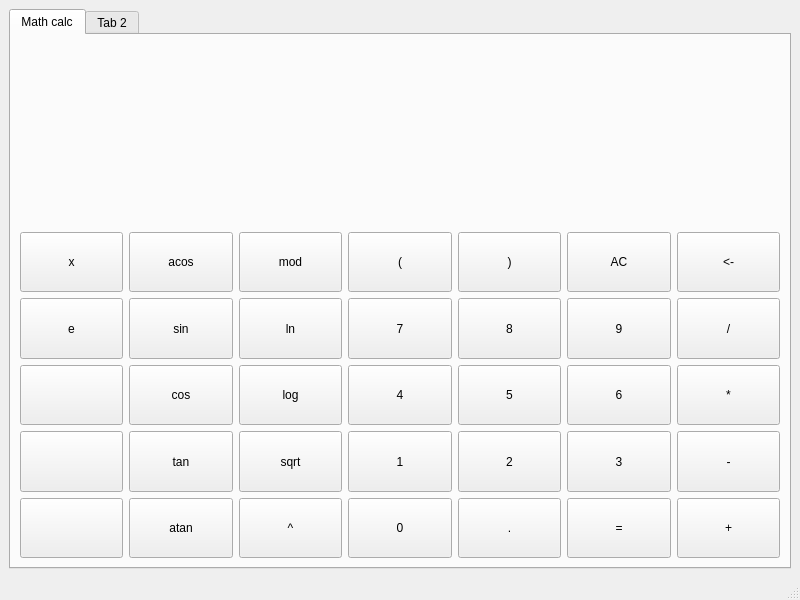
Old version of the form src/view/mainwindow.ui in the repository KVIZORD/SmartCalc.
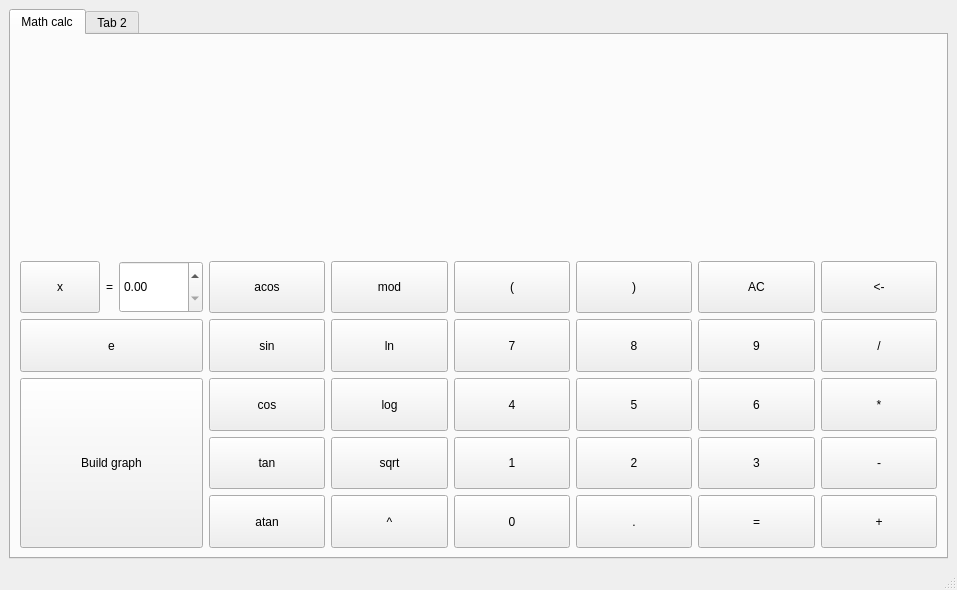
New version of the form.

Diff of the .ui file:
```diff
--- a/src/view/mainwindow.ui
+++ b/src/view/mainwindow.ui
@@ -6,8 +6,8 @@
    <rect>
     <x>0</x>
     <y>0</y>
-    <width>800</width>
-    <height>600</height>
+    <width>957</width>
+    <height>590</height>
    </rect>
   </property>
   <property name="windowTitle">
@@ -24,9 +24,74 @@
        <attribute name="title">
         <string>Math calc</string>
        </attribute>
-       <layout class="QGridLayout" name="gridLayout_3">
+       <layout class="QGridLayout" name="gridLayout_3" rowstretch="0">
         <item row="0" column="0">
-         <layout class="QGridLayout" name="buttonsLayout" rowstretch="3,1,1,1,1,1">
+         <layout class="QGridLayout" name="mainLayout" rowstretch="4,1,1,1,1,1">
+          <item row="2" column="6">
+           <widget class="QPushButton" name="divideButton">
+            <property name="sizePolicy">
+             <sizepolicy hsizetype="Expanding" vsizetype="Expanding">
+              <horstretch>0</horstretch>
+              <verstretch>0</verstretch>
+             </sizepolicy>
+            </property>
+            <property name="text">
+             <string>/</string>
+            </property>
+           </widget>
+          </item>
+          <item row="1" column="3">
+           <widget class="QPushButton" name="openBracketButton">
+            <property name="sizePolicy">
+             <sizepolicy hsizetype="MinimumExpanding" vsizetype="Expanding">
+              <horstretch>0</horstretch>
+              <verstretch>0</verstretch>
+             </sizepolicy>
+            </property>
+            <property name="text">
+             <string>(</string>
+            </property>
+           </widget>
+          </item>
+          <item row="2" column="4">
+           <widget class="QPushButton" name="num8Button">
+            <property name="sizePolicy">
+             <sizepolicy hsizetype="MinimumExpanding" vsizetype="MinimumExpanding">
+              <horstretch>0</horstretch>
+              <verstretch>0</verstretch>
+             </sizepolicy>
+            </property>
+            <property name="text">
+             <string>8</string>
+            </property>
+           </widget>
+          </item>
+          <item row="1" column="6">
+           <widget class="QPushButton" name="removeSymButton">
+            <property name="sizePolicy">
+             <sizepolicy hsizetype="MinimumExpanding" vsizetype="Expanding">
+              <horstretch>0</horstretch>
+              <verstretch>0</verstretch>
+             </sizepolicy>
+            </property>
+            <property name="text">
+             <string>&lt;-</string>
+            </property>
+           </widget>
+          </item>
+          <item row="5" column="3">
+           <widget class="QPushButton" name="num0Button">
+            <property name="sizePolicy">
+             <sizepolicy hsizetype="Expanding" vsizetype="Expanding">
+              <horstretch>0</horstretch>
+              <verstretch>0</verstretch>
+             </sizepolicy>
+            </property>
+            <property name="text">
+             <string>0</string>
+            </property>
+           </widget>
+          </item>
           <item row="5" column="1">
            <widget class="QPushButton" name="funcAtanButton">
             <property name="sizePolicy">
@@ -40,21 +105,34 @@
             </property>
            </widget>
           </item>
-          <item row="1" column="4">
-           <widget class="QPushButton" name="closeBracketButton">
+          <item row="4" column="4">
+           <widget class="QPushButton" name="num2Button">
             <property name="sizePolicy">
-             <sizepolicy hsizetype="Expanding" vsizetype="Preferred">
+             <sizepolicy hsizetype="MinimumExpanding" vsizetype="MinimumExpanding">
               <horstretch>0</horstretch>
               <verstretch>0</verstretch>
              </sizepolicy>
             </property>
             <property name="text">
-             <string>)</string>
+             <string>2</string>
             </property>
            </widget>
           </item>
-          <item row="5" column="4">
-           <widget class="QPushButton" name="pointButton">
+          <item row="3" column="1">
+           <widget class="QPushButton" name="funcCosButton">
+            <property name="sizePolicy">
+             <sizepolicy hsizetype="Expanding" vsizetype="Expanding">
+              <horstretch>0</horstretch>
+              <verstretch>0</verstretch>
+             </sizepolicy>
+            </property>
+            <property name="text">
+             <string>cos</string>
+            </property>
+           </widget>
+          </item>
+          <item row="3" column="2">
+           <widget class="QPushButton" name="funcLogButton">
             <property name="sizePolicy">
              <sizepolicy hsizetype="Expanding" vsizetype="MinimumExpanding">
               <horstretch>0</horstretch>
@@ -62,27 +140,61 @@
              </sizepolicy>
             </property>
             <property name="text">
-             <string>.</string>
+             <string>log</string>
             </property>
            </widget>
           </item>
-          <item row="0" column="0" colspan="7">
-           <layout class="QVBoxLayout" name="verticalLayout">
-            <item>
-             <widget class="QLabel" name="historyLabel">
-              <property name="text">
-               <string/>
-              </property>
-             </widget>
-            </item>
-            <item>
-             <widget class="QLabel" name="expressionLabel">
-              <property name="text">
-               <string/>
-              </property>
-             </widget>
-            </item>
-           </layout>
+          <item row="5" column="6">
+           <widget class="QPushButton" name="plusButton">
+            <property name="sizePolicy">
+             <sizepolicy hsizetype="Expanding" vsizetype="Expanding">
+              <horstretch>0</horstretch>
+              <verstretch>0</verstretch>
+             </sizepolicy>
+            </property>
+            <property name="text">
+             <string>+</string>
+            </property>
+           </widget>
+          </item>
+          <item row="2" column="0">
+           <widget class="QPushButton" name="scienceNotationButton">
+            <property name="sizePolicy">
+             <sizepolicy hsizetype="Expanding" vsizetype="Expanding">
+              <horstretch>0</horstretch>
+              <verstretch>0</verstretch>
+             </sizepolicy>
+            </property>
+            <property name="text">
+             <string>e</string>
+            </property>
+           </widget>
+          </item>
+          <item row="2" column="1">
+           <widget class="QPushButton" name="funcSinButton">
+            <property name="sizePolicy">
+             <sizepolicy hsizetype="Expanding" vsizetype="Expanding">
+              <horstretch>0</horstretch>
+              <verstretch>0</verstretch>
+             </sizepolicy>
+            </property>
+            <property name="text">
+             <string>sin</string>
+            </property>
+           </widget>
+          </item>
+          <item row="2" column="2">
+           <widget class="QPushButton" name="funcLnButton">
+            <property name="sizePolicy">
+             <sizepolicy hsizetype="Preferred" vsizetype="Preferred">
+              <horstretch>0</horstretch>
+              <verstretch>0</verstretch>
+             </sizepolicy>
+            </property>
+            <property name="text">
+             <string>ln</string>
+            </property>
+           </widget>
           </item>
           <item row="4" column="5">
            <widget class="QPushButton" name="num3Button">
@@ -97,8 +209,8 @@
             </property>
            </widget>
           </item>
-          <item row="4" column="2">
-           <widget class="QPushButton" name="funcSqrtButton">
+          <item row="5" column="5">
+           <widget class="QPushButton" name="calculateButton">
             <property name="sizePolicy">
              <sizepolicy hsizetype="Expanding" vsizetype="Expanding">
               <horstretch>0</horstretch>
@@ -106,7 +218,7 @@
              </sizepolicy>
             </property>
             <property name="text">
-             <string>sqrt</string>
+             <string>=</string>
             </property>
            </widget>
           </item>
@@ -123,19 +235,6 @@
             </property>
            </widget>
           </item>
-          <item row="5" column="0">
-           <widget class="QPushButton" name="pushButton_30">
-            <property name="sizePolicy">
-             <sizepolicy hsizetype="Expanding" vsizetype="Expanding">
-              <horstretch>0</horstretch>
-              <verstretch>0</verstretch>
-             </sizepolicy>
-            </property>
-            <property name="text">
-             <string/>
-            </property>
-           </widget>
-          </item>
           <item row="5" column="2">
            <widget class="QPushButton" name="expButton">
             <property name="sizePolicy">
@@ -149,71 +248,6 @@
             </property>
            </widget>
           </item>
-          <item row="3" column="0">
-           <widget class="QPushButton" name="pushButton_18">
-            <property name="sizePolicy">
-             <sizepolicy hsizetype="Expanding" vsizetype="Expanding">
-              <horstretch>0</horstretch>
-              <verstretch>0</verstretch>
-             </sizepolicy>
-            </property>
-            <property name="text">
-             <string/>
-            </property>
-           </widget>
-          </item>
-          <item row="2" column="3">
-           <widget class="QPushButton" name="num7Button">
-            <property name="sizePolicy">
-             <sizepolicy hsizetype="Expanding" vsizetype="MinimumExpanding">
-              <horstretch>0</horstretch>
-              <verstretch>0</verstretch>
-             </sizepolicy>
-            </property>
-            <property name="text">
-             <string>7</string>
-            </property>
-           </widget>
-          </item>
-          <item row="1" column="3">
-           <widget class="QPushButton" name="openBracketButton">
-            <property name="sizePolicy">
-             <sizepolicy hsizetype="MinimumExpanding" vsizetype="Expanding">
-              <horstretch>0</horstretch>
-              <verstretch>0</verstretch>
-             </sizepolicy>
-            </property>
-            <property name="text">
-             <string>(</string>
-            </property>
-           </widget>
-          </item>
-          <item row="3" column="1">
-           <widget class="QPushButton" name="funcCosButton">
-            <property name="sizePolicy">
-             <sizepolicy hsizetype="Expanding" vsizetype="Expanding">
-              <horstretch>0</horstretch>
-              <verstretch>0</verstretch>
-             </sizepolicy>
-            </property>
-            <property name="text">
-             <string>cos</string>
-            </property>
-           </widget>
-          </item>
-          <item row="4" column="3">
-           <widget class="QPushButton" name="num1Button">
-            <property name="sizePolicy">
-             <sizepolicy hsizetype="Expanding" vsizetype="Expanding">
-              <horstretch>0</horstretch>
-              <verstretch>0</verstretch>
-             </sizepolicy>
-            </property>
-            <property name="text">
-             <string>1</string>
-            </property>
-           </widget>
-          </item>
           <item row="3" column="6">
            <widget class="QPushButton" name="multiplyButton">
             <property name="sizePolicy">
@@ -227,86 +261,34 @@
             </property>
            </widget>
           </item>
-          <item row="2" column="6">
-           <widget class="QPushButton" name="divideButton">
+          <item row="5" column="4">
+           <widget class="QPushButton" name="pointButton">
             <property name="sizePolicy">
-             <sizepolicy hsizetype="Expanding" vsizetype="Expanding">
+             <sizepolicy hsizetype="Expanding" vsizetype="MinimumExpanding">
               <horstretch>0</horstretch>
               <verstretch>0</verstretch>
              </sizepolicy>
             </property>
             <property name="text">
-             <string>/</string>
+             <string>.</string>
             </property>
            </widget>
           </item>
-          <item row="4" column="0">
-           <widget class="QPushButton" name="pushButton_24">
+          <item row="1" column="2">
+           <widget class="QPushButton" name="funcModButton">
             <property name="sizePolicy">
-             <sizepolicy hsizetype="MinimumExpanding" vsizetype="Expanding">
-              <horstretch>0</horstretch>
-              <verstretch>0</verstretch>
-             </sizepolicy>
-            </property>
-            <property name="text">
-             <string/>
-            </property>
-           </widget>
-          </item>
-          <item row="5" column="3">
-           <widget class="QPushButton" name="num0Button">
-            <property name="sizePolicy">
-             <sizepolicy hsizetype="Expanding" vsizetype="Expanding">
-              <horstretch>0</horstretch>
-              <verstretch>0</verstretch>
-             </sizepolicy>
-            </property>
-            <property name="text">
-             <string>0</string>
-            </property>
-           </widget>
-          </item>
-          <item row="5" column="5">
-           <widget class="QPushButton" name="calculateButton">
-            <property name="sizePolicy">
-             <sizepolicy hsizetype="Expanding" vsizetype="Expanding">
-              <horstretch>0</horstretch>
-              <verstretch>0</verstretch>
-             </sizepolicy>
-            </property>
-            <property name="text">
-             <string>=</string>
-            </property>
-           </widget>
-          </item>
-          <item row="3" column="3">
-           <widget class="QPushButton" name="num4Button">
-            <property name="sizePolicy">
-             <sizepolicy hsizetype="Expanding" vsizetype="Expanding">
-              <horstretch>0</horstretch>
-              <verstretch>0</verstretch>
-             </sizepolicy>
-            </property>
-            <property name="text">
-             <string>4</string>
-            </property>
-           </widget>
-          </item>
-          <item row="3" column="2">
-           <widget class="QPushButton" name="funcLogButton">
-            <property name="sizePolicy">
              <sizepolicy hsizetype="Expanding" vsizetype="MinimumExpanding">
               <horstretch>0</horstretch>
               <verstretch>0</verstretch>
              </sizepolicy>
             </property>
             <property name="text">
-             <string>log</string>
+             <string>mod</string>
             </property>
            </widget>
           </item>
-          <item row="2" column="4">
-           <widget class="QPushButton" name="num8Button">
+          <item row="3" column="4">
+           <widget class="QPushButton" name="num5Button">
             <property name="sizePolicy">
              <sizepolicy hsizetype="MinimumExpanding" vsizetype="MinimumExpanding">
               <horstretch>0</horstretch>
@@ -314,7 +296,7 @@
              </sizepolicy>
             </property>
             <property name="text">
-             <string>8</string>
+             <string>5</string>
             </property>
            </widget>
           </item>
@@ -331,8 +313,8 @@
             </property>
            </widget>
           </item>
-          <item row="5" column="6">
-           <widget class="QPushButton" name="plusButton">
+          <item row="4" column="3">
+           <widget class="QPushButton" name="num1Button">
             <property name="sizePolicy">
              <sizepolicy hsizetype="Expanding" vsizetype="Expanding">
               <horstretch>0</horstretch>
@@ -340,7 +322,46 @@
              </sizepolicy>
             </property>
             <property name="text">
-             <string>+</string>
+             <string>1</string>
+            </property>
+           </widget>
+          </item>
+          <item row="3" column="3">
+           <widget class="QPushButton" name="num4Button">
+            <property name="sizePolicy">
+             <sizepolicy hsizetype="Expanding" vsizetype="Expanding">
+              <horstretch>0</horstretch>
+              <verstretch>0</verstretch>
+             </sizepolicy>
+            </property>
+            <property name="text">
+             <string>4</string>
+            </property>
+           </widget>
+          </item>
+          <item row="1" column="5">
+           <widget class="QPushButton" name="allClearButton">
+            <property name="sizePolicy">
+             <sizepolicy hsizetype="MinimumExpanding" vsizetype="Expanding">
+              <horstretch>0</horstretch>
+              <verstretch>0</verstretch>
+             </sizepolicy>
+            </property>
+            <property name="text">
+             <string>AC</string>
+            </property>
+           </widget>
+          </item>
+          <item row="1" column="4">
+           <widget class="QPushButton" name="closeBracketButton">
+            <property name="sizePolicy">
+             <sizepolicy hsizetype="Expanding" vsizetype="Preferred">
+              <horstretch>0</horstretch>
+              <verstretch>0</verstretch>
+             </sizepolicy>
+            </property>
+            <property name="text">
+             <string>)</string>
             </property>
            </widget>
           </item>
@@ -357,29 +378,47 @@
             </property>
            </widget>
           </item>
-          <item row="2" column="2">
-           <widget class="QPushButton" name="funcLnButton">
+          <item row="2" column="3">
+           <widget class="QPushButton" name="num7Button">
             <property name="sizePolicy">
-             <sizepolicy hsizetype="Preferred" vsizetype="Preferred">
+             <sizepolicy hsizetype="Expanding" vsizetype="MinimumExpanding">
               <horstretch>0</horstretch>
               <verstretch>0</verstretch>
              </sizepolicy>
             </property>
             <property name="text">
-             <string>ln</string>
+             <string>7</string>
             </property>
            </widget>
           </item>
-          <item row="1" column="6">
-           <widget class="QPushButton" name="removeSymButton">
+          <item row="0" column="0" colspan="7">
+           <layout class="QVBoxLayout" name="screenLayout">
+            <item>
+             <widget class="QLabel" name="historyLabel">
+              <property name="text">
+               <string/>
+              </property>
+             </widget>
+            </item>
+            <item>
+             <widget class="QLabel" name="expressionLabel">
+              <property name="text">
+               <string/>
+              </property>
+             </widget>
+            </item>
+           </layout>
+          </item>
+          <item row="4" column="2">
+           <widget class="QPushButton" name="funcSqrtButton">
             <property name="sizePolicy">
-             <sizepolicy hsizetype="MinimumExpanding" vsizetype="Expanding">
+             <sizepolicy hsizetype="Expanding" vsizetype="Expanding">
               <horstretch>0</horstretch>
               <verstretch>0</verstretch>
              </sizepolicy>
             </property>
             <property name="text">
-             <string>&lt;-</string>
+             <string>sqrt</string>
             </property>
            </widget>
           </item>
@@ -396,19 +435,6 @@
             </property>
            </widget>
           </item>
-          <item row="2" column="0">
-           <widget class="QPushButton" name="scienceNotationButton">
-            <property name="sizePolicy">
-             <sizepolicy hsizetype="Expanding" vsizetype="Expanding">
-              <horstretch>0</horstretch>
-              <verstretch>0</verstretch>
-             </sizepolicy>
-            </property>
-            <property name="text">
-             <string>e</string>
-            </property>
-           </widget>
-          </item>
           <item row="4" column="1">
            <widget class="QPushButton" name="funcTanButton">
             <property name="sizePolicy">
@@ -422,47 +448,45 @@
             </property>
            </widget>
           </item>
-          <item row="1" column="2">
-           <widget class="QPushButton" name="funcModButton">
-            <property name="sizePolicy">
-             <sizepolicy hsizetype="Expanding" vsizetype="MinimumExpanding">
-              <horstretch>0</horstretch>
-              <verstretch>0</verstretch>
-             </sizepolicy>
-            </property>
-            <property name="text">
-             <string>mod</string>
-            </property>
-           </widget>
-          </item>
-          <item row="3" column="4">
-           <widget class="QPushButton" name="num5Button">
-            <property name="sizePolicy">
-             <sizepolicy hsizetype="MinimumExpanding" vsizetype="MinimumExpanding">
-              <horstretch>0</horstretch>
-              <verstretch>0</verstretch>
-             </sizepolicy>
-            </property>
-            <property name="text">
-             <string>5</string>
-            </property>
-           </widget>
-          </item>
           <item row="1" column="0">
-           <widget class="QPushButton" name="varXButton">
-            <property name="sizePolicy">
-             <sizepolicy hsizetype="MinimumExpanding" vsizetype="Expanding">
-              <horstretch>0</horstretch>
-              <verstretch>0</verstretch>
-             </sizepolicy>
-            </property>
-            <property name="text">
-             <string>x</string>
-            </property>
-           </widget>
+           <layout class="QHBoxLayout" name="varXLayout">
+            <item>
+             <widget class="QPushButton" name="varXButton">
+              <property name="sizePolicy">
+               <sizepolicy hsizetype="MinimumExpanding" vsizetype="Expanding">
+                <horstretch>0</horstretch>
+                <verstretch>0</verstretch>
+               </sizepolicy>
+              </property>
+              <property name="text">
+               <string>x</string>
+              </property>
+             </widget>
+            </item>
+            <item>
+             <widget class="QLabel" name="varXLabel">
+              <property name="text">
+               <string>=</string>
+              </property>
+             </widget>
+            </item>
+            <item>
+             <widget class="QDoubleSpinBox" name="varXDoubleSpin">
+              <property name="sizePolicy">
+               <sizepolicy hsizetype="Expanding" vsizetype="Expanding">
+                <horstretch>0</horstretch>
+                <verstretch>0</verstretch>
+               </sizepolicy>
+              </property>
+              <property name="maximum">
+               <double>9999999999.000000000000000</double>
+              </property>
+             </widget>
+            </item>
+           </layout>
           </item>
-          <item row="2" column="1">
-           <widget class="QPushButton" name="funcSinButton">
+          <item row="3" column="0" rowspan="3">
+           <widget class="QPushButton" name="buildGraphButton">
             <property name="sizePolicy">
              <sizepolicy hsizetype="Expanding" vsizetype="Expanding">
               <horstretch>0</horstretch>
@@ -470,33 +494,7 @@
              </sizepolicy>
             </property>
             <property name="text">
-             <string>sin</string>
-            </property>
-           </widget>
-          </item>
-          <item row="4" column="4">
-           <widget class="QPushButton" name="num2Button">
-            <property name="sizePolicy">
-             <sizepolicy hsizetype="MinimumExpanding" vsizetype="MinimumExpanding">
-              <horstretch>0</horstretch>
-              <verstretch>0</verstretch>
-             </sizepolicy>
-            </property>
-            <property name="text">
-             <string>2</string>
-            </property>
-           </widget>
-          </item>
-          <item row="1" column="5">
-           <widget class="QPushButton" name="allClearButton">
-            <property name="sizePolicy">
-             <sizepolicy hsizetype="MinimumExpanding" vsizetype="Expanding">
-              <horstretch>0</horstretch>
-              <verstretch>0</verstretch>
-             </sizepolicy>
-            </property>
-            <property name="text">
-             <string>AC</string>
+             <string>Build graph</string>
             </property>
            </widget>
           </item>
```
Left out of the diff: 4 changed lines with no effect on the pictures.
